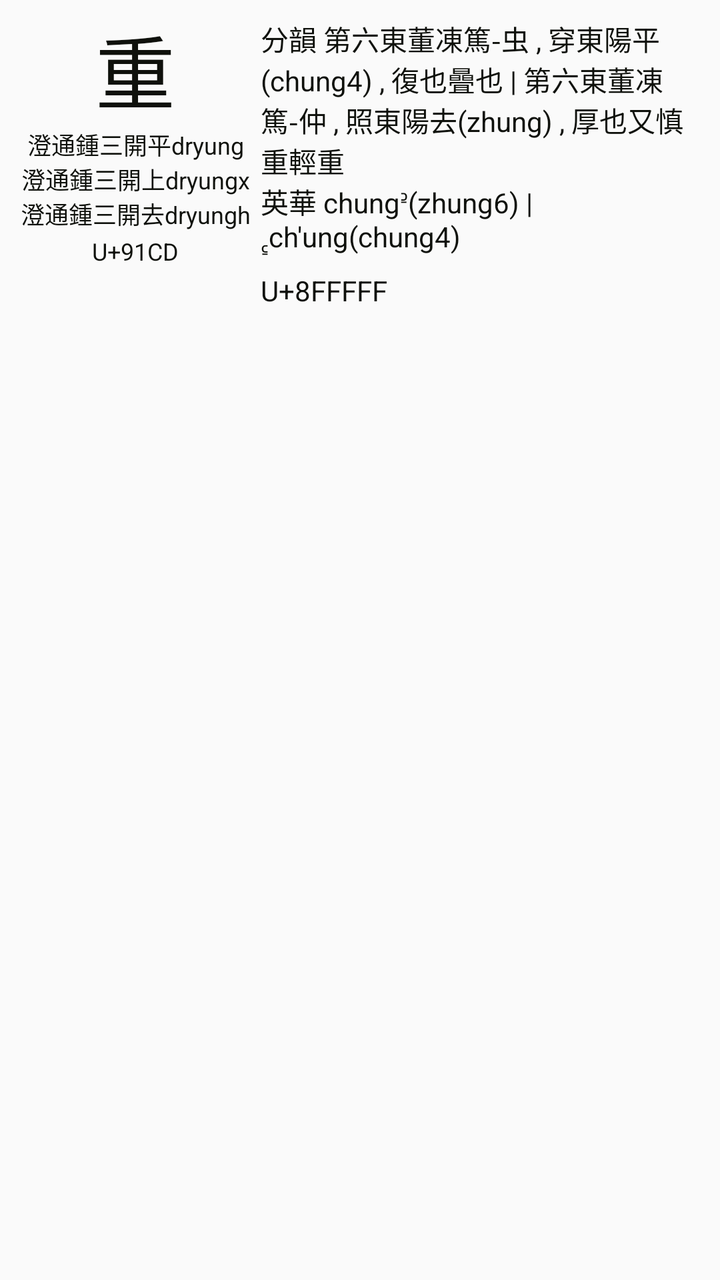
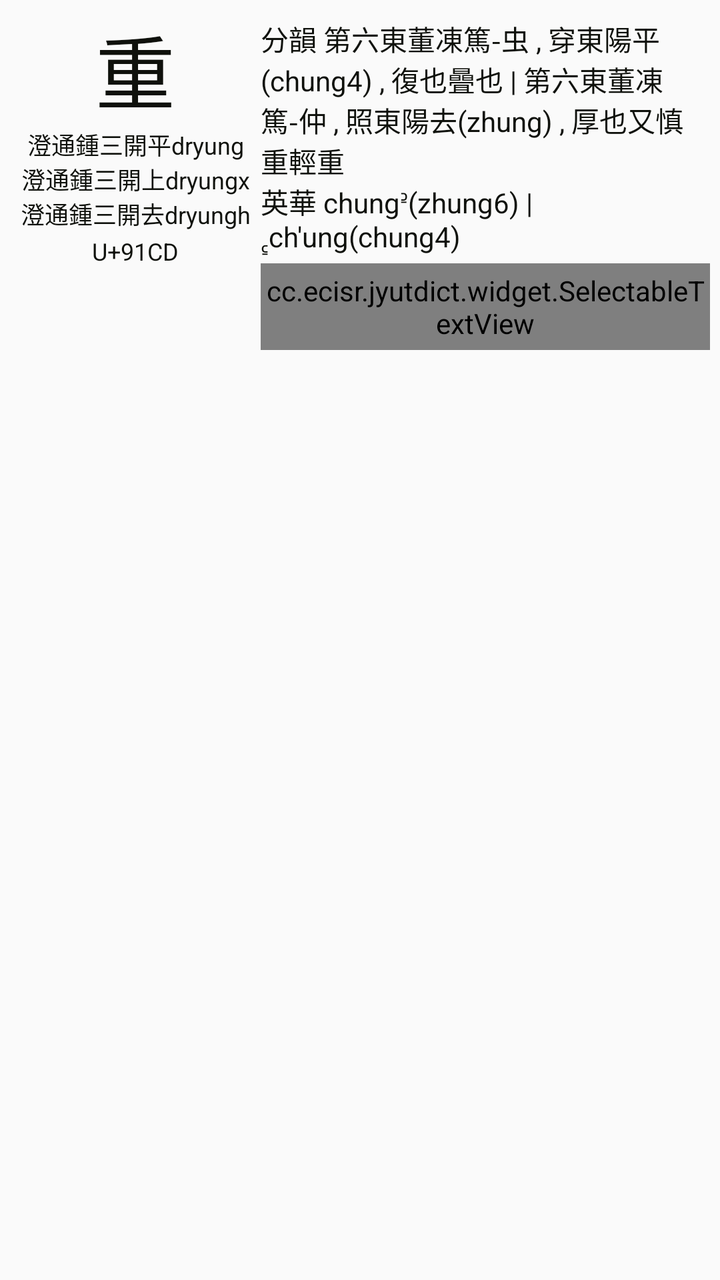

Compare the two renders of this Android layout. The source of the first and the diff that turns it into the second are given below.
<!-- AndroidManifest.xml: application theme AppTheme -->
<!-- res/layout/layout_result_list_item.xml -->
<?xml version="1.0" encoding="utf-8"?>

<androidx.constraintlayout.widget.ConstraintLayout
    xmlns:android="http://schemas.android.com/apk/res/android"
    xmlns:app="http://schemas.android.com/apk/res-auto"
    xmlns:tools="http://schemas.android.com/tools"
    android:layout_width="match_parent"
    android:layout_height="match_parent"
    android:layout_marginTop="7dp"
    android:layout_marginBottom="3dp"
    android:layout_marginHorizontal="10dp"
    android:background="?attr/clockBackground"
    android:elevation="2dp">

    <LinearLayout
        android:id="@+id/list_item"
        android:layout_width="match_parent"
        android:layout_height="wrap_content"
        android:orientation="horizontal"
        app:layout_constraintStart_toStartOf="parent"
        app:layout_constraintTop_toTopOf="parent"
        android:paddingHorizontal="5dp"
        android:background="?android:attr/selectableItemBackground"
        android:paddingVertical="5dp"
        android:baselineAligned="false">

        <LinearLayout
            android:id="@+id/item_chara"
            android:layout_width="wrap_content"
            android:layout_height="wrap_content"
            android:orientation="vertical"
            app:layout_constraintStart_toStartOf="parent"
            app:layout_constraintTop_toTopOf="parent"
            android:paddingHorizontal="0dp"
            android:gravity="center"
            >
            <TextView
                android:id="@+id/chara_header"
                android:layout_width="wrap_content"
                android:layout_height="wrap_content"
                android:gravity="center"
                android:foregroundGravity="center"
                android:layout_gravity="center"
                android:paddingHorizontal="12dp"
                android:textSize="40sp"
                android:text="@string/result_list_chara"
                android:textColor="?attr/clockTextColor"
                />
            <TextView
                android:id="@+id/chara_info"
                android:layout_width="wrap_content"
                android:layout_height="wrap_content"
                android:gravity="center"
                android:paddingHorizontal="5dp"
                android:textSize="12sp"
                android:text="@string/result_list_info"
                android:textColor="?attr/clockTextColor"
                />
            <TextView
                android:id="@+id/chara_extra"
                android:layout_width="wrap_content"
                android:layout_height="wrap_content"
                android:gravity="center"
                android:paddingVertical="2dp"
                android:paddingHorizontal="5dp"
                android:textSize="12sp"
                android:text="@string/result_list_extra"
                android:textColor="?attr/clockTextColor"
                />
        </LinearLayout>
        <LinearLayout
            android:id="@+id/item_content"
            android:layout_width="0dp"
            android:layout_height="wrap_content"
            android:orientation="vertical"
            app:layout_constraintStart_toStartOf="parent"
            app:layout_constraintTop_toTopOf="parent"
            android:layout_weight="1">
            <TextView
                android:id="@+id/content_wanshyu"
                android:layout_width="match_parent"
                android:layout_height="wrap_content"
                android:paddingVertical="4dp"
                android:textSize="14sp"
                android:text="@string/result_list_upper"
                android:textColor="?attr/clockTextColor"
                />
            <TextView
                android:id="@+id/content_location"
                android:layout_width="match_parent"
                android:layout_height="wrap_content"
                android:paddingVertical="4dp"
                android:textSize="14sp"
                android:text="@string/result_list_bottom"
                android:textColor="?attr/clockTextColor"
                />



        </LinearLayout>
    </LinearLayout>
</androidx.constraintlayout.widget.ConstraintLayout>
<!-- resources referenced by this layout -->
<resources>
  <string name="result_list_bottom">U+8FFFFF</string>
  <string name="result_list_chara">重</string>
  <string name="result_list_extra">U+91CD</string>
  <string name="result_list_info">澄通鍾三開平dryung\n澄通鍾三開上dryungx\n澄通鍾三開去dryungh</string>
  <string name="result_list_upper">分韻 第六東董凍篤-虫 , 穿東陽平(chung4) , 復也曡也 | 第六東董凍篤-仲 , 照東陽去(zhung) , 厚也又慎重輕重\n英華 chung꜅(zhung6) | ꜁ch\'ung(chung4)</string>
  <style name="AppTheme" parent="Theme.AppCompat.Light.NoActionBar">
          <item name="colorPrimary">@color/colorPrimary</item>
          <item name="colorPrimaryDark">@color/colorPrimaryDark</item>
          <item name="colorAccent">@color/colorAccent</item>
          <item name="clockBackground">@color/colorBackground</item>
          <item name="clockTextColor">@color/colorBlack</item>
          <item name="clockTextColorDim">@color/colorGrayDark</item>
      </style>
  <color name="colorPrimary">#D32913</color>
  <color name="colorPrimaryDark">#A22C29</color>
  <color name="colorAccent">#721121</color>
  <color name="colorBackground">#FAFAFA</color>
  <color name="colorBlack">#0F110C</color>
  <color name="colorGrayDark">#ABAAB1</color>
</resources>

<!-- the commit's change to res/layout/layout_result_list_item.xml (unified diff, before → after) -->
@@ -85,7 +85,7 @@
                 android:text="@string/result_list_upper"
                 android:textColor="?attr/clockTextColor"
                 />
-            <TextView
+            <cc.ecisr.jyutdict.widget.SelectableTextView
                 android:id="@+id/content_location"
                 android:layout_width="match_parent"
                 android:layout_height="wrap_content"
